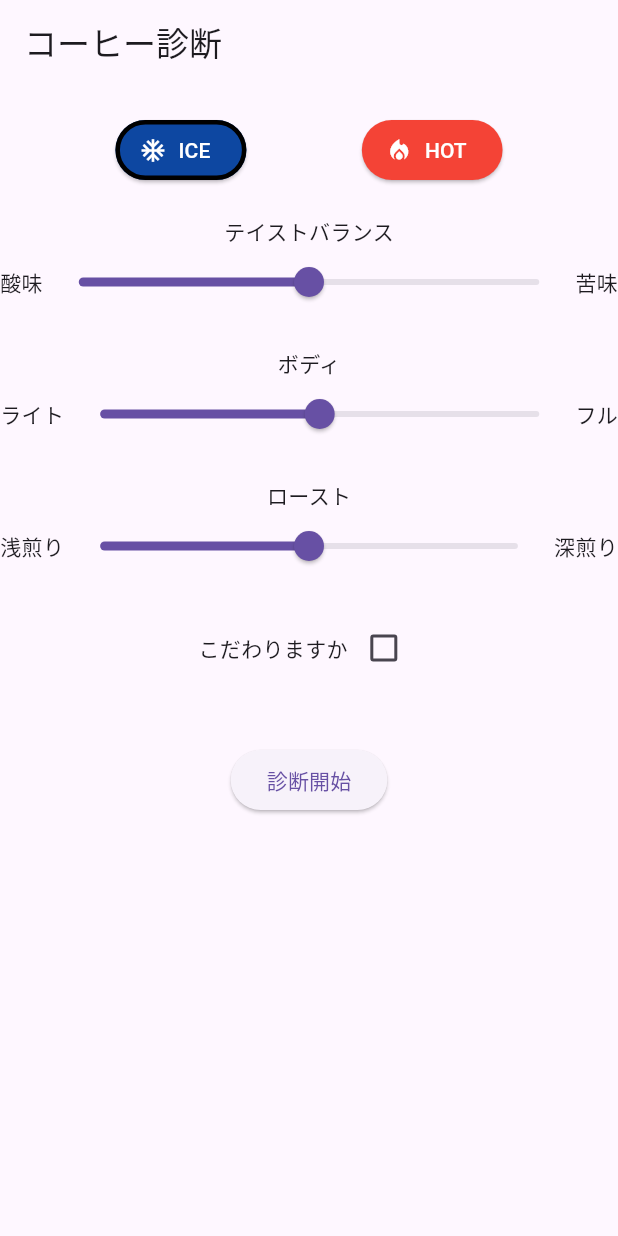
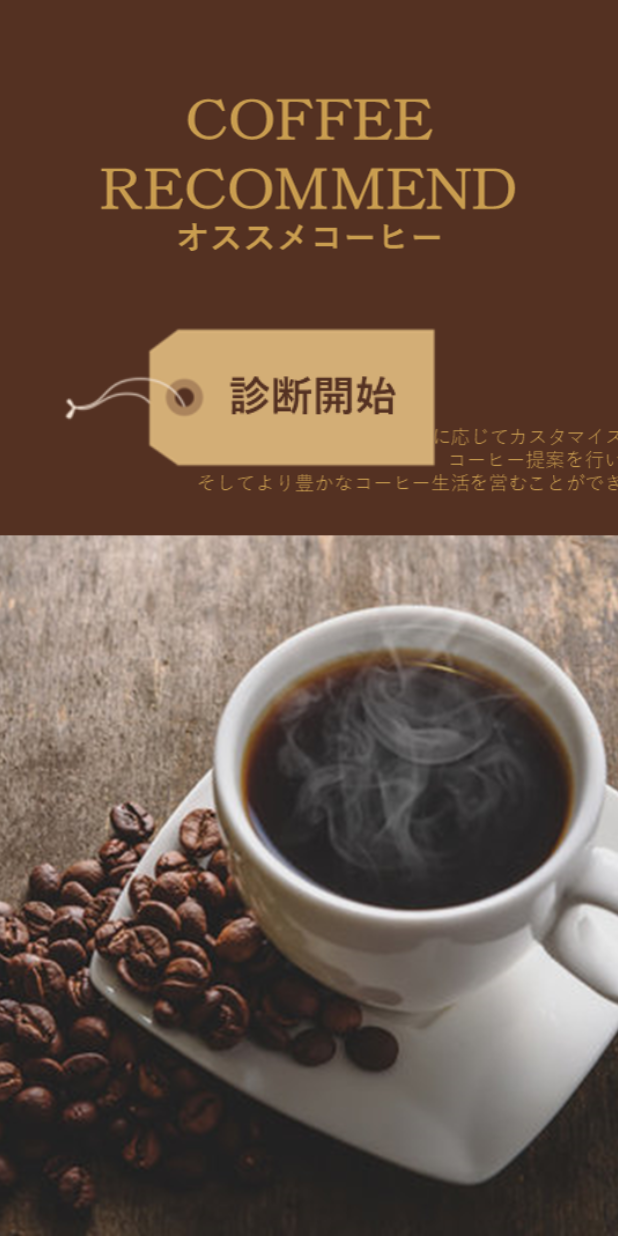
Before and after one commit to jphacks/hs_2408, a Flutter app: the screen it shows after launch, on a phone screen of 412 x 824 dp. Run offline on Flutter 3.47's test engine with Material 3 defaults, Android fonts, the phone set to English and light mode, and no system bars; our stand-ins replace flutter_dotenv.

Commit message:
トップ画像の修正

```diff
--- a/front/coffee/lib/main.dart
+++ b/front/coffee/lib/main.dart
@@ -1,6 +1,5 @@
 import 'package:flutter/material.dart';
 import 'package:flutter_dotenv/flutter_dotenv.dart';
-
 import 'screens/slider_screen.dart'; // スライダースクリーンをインポート
 
 void main() async {
@@ -13,8 +12,51 @@ class MyApp extends StatelessWidget {
 
   @override
   Widget build(BuildContext context) {
-    return const MaterialApp(
-      home: SliderScreen(), // ホームウィジェットをSliderScreenに設定
+    return MaterialApp(
+      home: const TopPage(), // トップページを表示
     );
   }
 }
+
+class TopPage extends StatelessWidget {
+  const TopPage({super.key});
+
+  @override
+  Widget build(BuildContext context) {
+    return Scaffold(
+      body: Stack(
+        children: [
+          // 背景画像を設定
+          Container(
+            decoration: const BoxDecoration(
+              image: DecorationImage(
+                image: AssetImage('images/top_background.png'),
+                fit: BoxFit.cover, // 画面に合わせて背景画像をリサイズ
+              ),
+            ),
+          ),
+          // コンテンツ（画像ボタン）
+          Positioned(
+            top: 215, // 必要に応じて調整、値を小さくすると上に移動します
+            left: 0,
+            right: 0,
+            child: GestureDetector(
+              onTap: () {
+                // 画像ボタンが押された時の処理（スライダースクリーンに遷移）
+                Navigator.push(
+                  context,
+                  MaterialPageRoute(builder: (context) => const SliderScreen()),
+                );
+              },
+              child: Image.asset(
+                'images/top_button.png', // ボタン画像を指定
+                width: 250, // 必要に応じてボタンサイズを調整
+                height: 100,
+              ),
+            ),
+          ),
+        ],
+      ),
+    );
+  }
+}
--- a/front/coffee/pubspec.yaml
+++ b/front/coffee/pubspec.yaml
@@ -89,5 +89,5 @@ flutter:
     # For details regarding fonts from package dependencies,
     # see https://flutter.dev/to/font-from-package
     assets:
-        # - images/
+        - images/
         - .env
```
Also changed, not shown: front/coffee/lib/screens/slider_screen.dart (+13 -2 lines), front/coffee/images/background.jpg (added), front/coffee/images/top_background.png (added), front/coffee/images/top_button.png (added), images/background.jpg (deleted).
